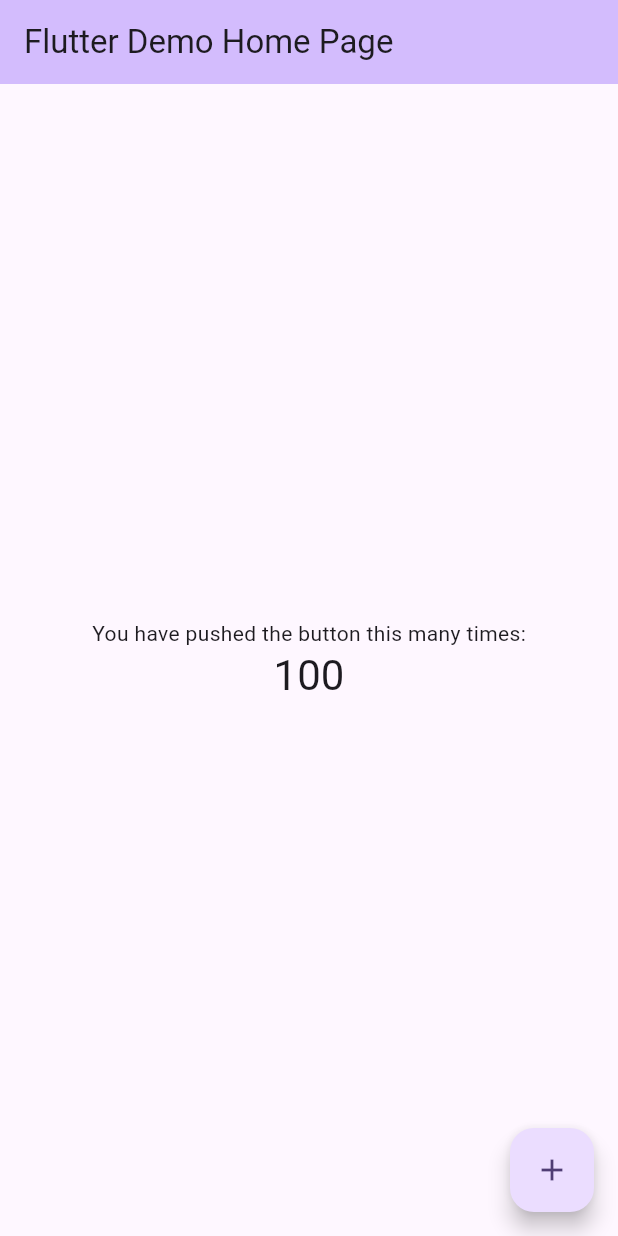
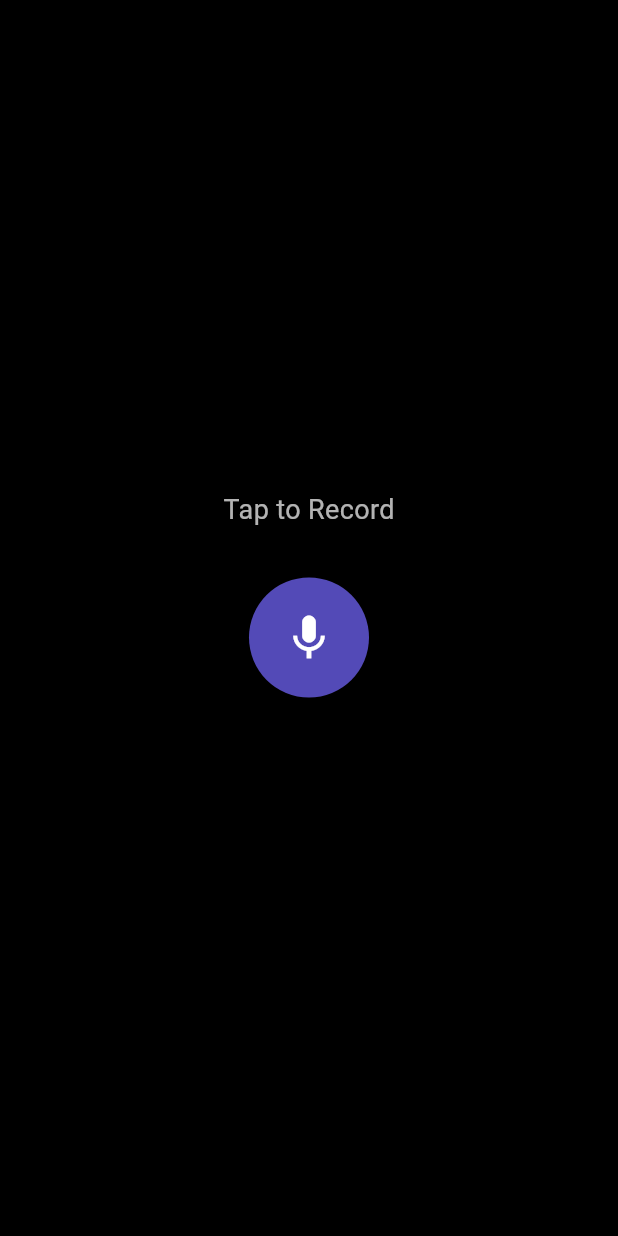
Before and after one commit to LikhinMN/zenly, a Flutter app: the screen it shows after launch, on a phone screen of 412 x 824 dp. Run offline on Flutter 3.47's test engine with Material 3 defaults, Android fonts, the phone set to English and light mode, and no system bars; our stand-ins replace permission_handler; missing offline and left inert: record.

Commit message:
sprint-1: audio recording service + test UI working

```diff
--- a/lib/main.dart
+++ b/lib/main.dart
@@ -1,121 +1,104 @@
 import 'package:flutter/material.dart';
+import 'features/recording/recording_service.dart';
 
 void main() {
-  runApp(const MyApp());
+  runApp(const ZenlyApp());
 }
 
-class MyApp extends StatelessWidget {
-  const MyApp({super.key});
+class ZenlyApp extends StatelessWidget {
+  const ZenlyApp({super.key});
 
-  // This widget is the root of your application.
   @override
   Widget build(BuildContext context) {
     return MaterialApp(
-      title: 'Flutter Demo',
-      theme: ThemeData(
-        // This is the theme of your application.
-        //
-        // TRY THIS: Try running your application with "flutter run". You'll see
-        // the application has a purple toolbar. Then, without quitting the app,
-        // try changing the seedColor in the colorScheme below to Colors.green
-        // and then invoke "hot reload" (save your changes or press the "hot
-        // reload" button in a Flutter-supported IDE, or press "r" if you used
-        // the command line to start the app).
-        //
-        // Notice that the counter didn't reset back to zero; the application
-        // state is not lost during the reload. To reset the state, use hot
-        // restart instead.
-        //
-        // This works for code too, not just values: Most code changes can be
-        // tested with just a hot reload.
-        colorScheme: .fromSeed(seedColor: Colors.deepPurple),
-      ),
-      home: const MyHomePage(title: 'Flutter Demo Home Page'),
+      title: 'Zenly',
+      debugShowCheckedModeBanner: false,
+      theme: ThemeData.dark(),
+      home: const RecordTestScreen(),
     );
   }
 }
 
-class MyHomePage extends StatefulWidget {
-  const MyHomePage({super.key, required this.title});
-
-  // This widget is the home page of your application. It is stateful, meaning
-  // that it has a State object (defined below) that contains fields that affect
-  // how it looks.
-
-  // This class is the configuration for the state. It holds the values (in this
-  // case the title) provided by the parent (in this case the App widget) and
-  // used by the build method of the State. Fields in a Widget subclass are
-  // always marked "final".
-
-  final String title;
+class RecordTestScreen extends StatefulWidget {
+  const RecordTestScreen({super.key});
 
   @override
-  State<MyHomePage> createState() => _MyHomePageState();
+  State<RecordTestScreen> createState() => _RecordTestScreenState();
 }
 
-class _MyHomePageState extends State<MyHomePage> {
-  int _counter = 100;
+class _RecordTestScreenState extends State<RecordTestScreen> {
+  final RecordingService _service = RecordingService();
+  bool _isRecording = false;
+  String? _savedPath;
 
-  void _incrementCounter() {
-    setState(() {
-      // This call to setState tells the Flutter framework that something has
-      // changed in this State, which causes it to rerun the build method below
-      // so that the display can reflect the updated values. If we changed
-      // _counter without calling setState(), then the build method would not be
-      // called again, and so nothing would appear to happen.
-      _counter++;
-    });
+  Future<void> _toggleRecording() async {
+    if (_isRecording) {
+      final path = await _service.stopRecording();
+      setState(() {
+        _isRecording = false;
+        _savedPath = path;
+      });
+    } else {
+      final path = await _service.startRecording();
+      if (path != null) {
+        setState(() {
+          _isRecording = true;
+          _savedPath = null;
+        });
+      }
+    }
+  }
+
+  @override
+  void dispose() {
+    _service.dispose();
+    super.dispose();
   }
 
   @override
   Widget build(BuildContext context) {
-    // This method is rerun every time setState is called, for instance as done
-    // by the _incrementCounter method above.
-    //
-    // The Flutter framework has been optimized to make rerunning build methods
-    // fast, so that you can just rebuild anything that needs updating rather
-    // than having to individually change instances of widgets.
     return Scaffold(
-      appBar: AppBar(
-        // TRY THIS: Try changing the color here to a specific color (to
-        // Colors.amber, perhaps?) and trigger a hot reload to see the AppBar
-        // change color while the other colors stay the same.
-        backgroundColor: Theme.of(context).colorScheme.inversePrimary,
-        // Here we take the value from the MyHomePage object that was created by
-        // the App.build method, and use it to set our appbar title.
-        title: Text(widget.title),
-      ),
+      backgroundColor: Colors.black,
       body: Center(
-        // Center is a layout widget. It takes a single child and positions it
-        // in the middle of the parent.
         child: Column(
-          // Column is also a layout widget. It takes a list of children and
-          // arranges them vertically. By default, it sizes itself to fit its
-          // children horizontally, and tries to be as tall as its parent.
-          //
-          // Column has various properties to control how it sizes itself and
-          // how it positions its children. Here we use mainAxisAlignment to
-          // center the children vertically; the main axis here is the vertical
-          // axis because Columns are vertical (the cross axis would be
-          // horizontal).
-          //
-          // TRY THIS: Invoke "debug painting" (choose the "Toggle Debug Paint"
-          // action in the IDE, or press "p" in the console), to see the
-          // wireframe for each widget.
-          mainAxisAlignment: .center,
+          mainAxisAlignment: MainAxisAlignment.center,
           children: [
-            const Text('You have pushed the button this many times:'),
             Text(
-              '$_counter',
-              style: Theme.of(context).textTheme.headlineMedium,
+              _isRecording ? 'Recording...' : 'Tap to Record',
+              style: const TextStyle(color: Colors.white70, fontSize: 18),
             ),
+            const SizedBox(height: 32),
+            GestureDetector(
+              onTap: _toggleRecording,
+              child: Container(
+                width: 80,
+                height: 80,
+                decoration: BoxDecoration(
+                  shape: BoxShape.circle,
+                  color: _isRecording ? Colors.red : const Color(0xFF534AB7),
+                ),
+                child: Icon(
+                  _isRecording ? Icons.stop : Icons.mic,
+                  color: Colors.white,
+                  size: 36,
+                ),
+              ),
+            ),
+            const SizedBox(height: 32),
+            if (_savedPath != null)
+              Padding(
+                padding: const EdgeInsets.symmetric(horizontal: 24),
+                child: Text(
+                  'Saved to:\n$_savedPath',
+                  textAlign: TextAlign.center,
+                  style: const TextStyle(
+                    color: Colors.green,
+                    fontSize: 12,
+                  ),
+                ),
+              ),
           ],
         ),
-      ),
-      floatingActionButton: FloatingActionButton(
-        onPressed: _incrementCounter,
-        tooltip: 'Increment',
-        child: const Icon(Icons.add),
       ),
     );
   }
--- a/pubspec.yaml
+++ b/pubspec.yaml
@@ -49,6 +49,7 @@ dev_dependencies:
   record: ^6.2.0
   permission_handler: ^11.3.1
   path_provider: ^2.1.4
+  path: ^1.9.0
 
 # For information on the generic Dart part of this file, see the
 # following page: https://dart.dev/tools/pub/pubspec
```
Also changed, not shown: lib/features/recording/recording_service.dart (added, +45 -0 lines), pubspec.lock.
